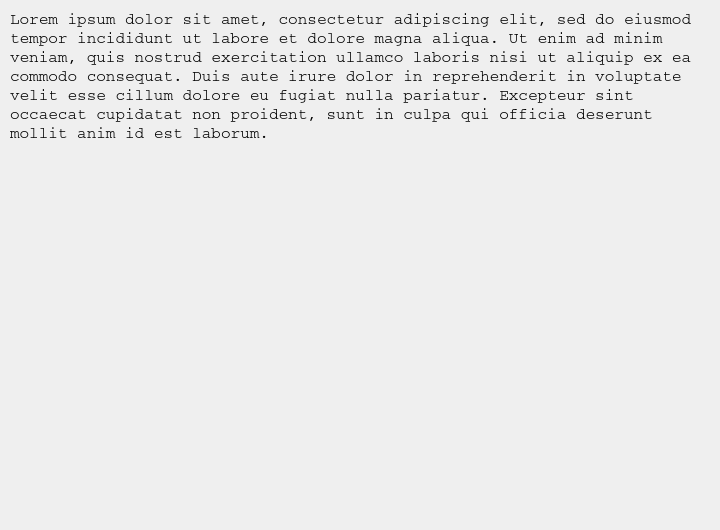
This is src/info-dialog.ui in sc0000/hfmdd-video-system as Qt 5 draws it before an edit. The edited form follows.
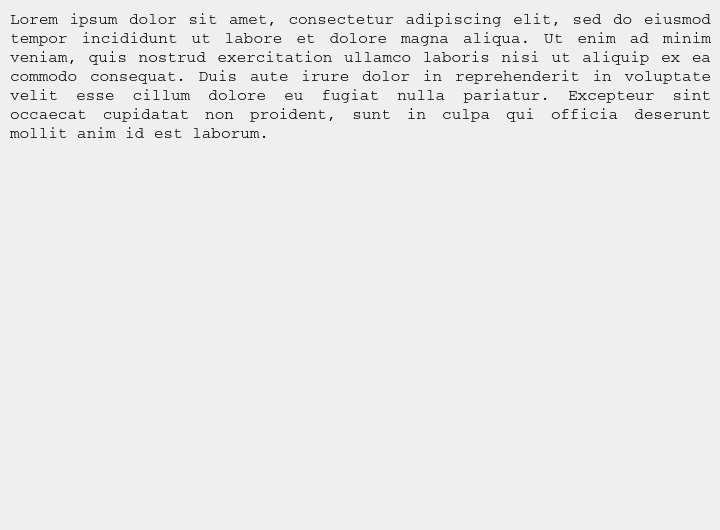
This is the edited form.

What changed in the file:
```diff
--- a/src/info-dialog.ui
+++ b/src/info-dialog.ui
@@ -53,7 +53,7 @@
        <string>Lorem ipsum dolor sit amet, consectetur adipiscing elit, sed do eiusmod tempor incididunt ut labore et dolore magna aliqua. Ut enim ad minim veniam, quis nostrud exercitation ullamco laboris nisi ut aliquip ex ea commodo consequat. Duis aute irure dolor in reprehenderit in voluptate velit esse cillum dolore eu fugiat nulla pariatur. Excepteur sint occaecat cupidatat non proident, sunt in culpa qui officia deserunt mollit anim id est laborum.</string>
       </property>
       <property name="alignment">
-       <set>Qt::AlignLeading|Qt::AlignLeft|Qt::AlignTop</set>
+       <set>Qt::AlignJustify|Qt::AlignTop</set>
       </property>
       <property name="wordWrap">
        <bool>true</bool>
```
